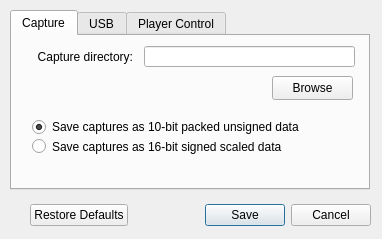
This is Linux-Application/DomesdayDuplicator/configurationdialog.ui in simoninns/DomesdayDuplicator-gui-app as Qt 5 draws it before an edit. The edited form follows.
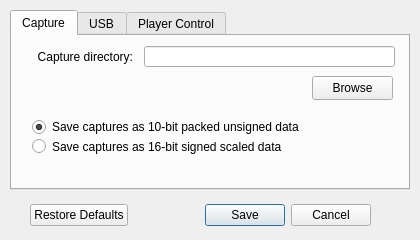
This is the edited form.

The edit to the form file:
```diff
--- a/Linux-Application/DomesdayDuplicator/configurationdialog.ui
+++ b/Linux-Application/DomesdayDuplicator/configurationdialog.ui
@@ -6,10 +6,16 @@
    <rect>
     <x>0</x>
     <y>0</y>
-    <width>382</width>
-    <height>239</height>
+    <width>420</width>
+    <height>240</height>
    </rect>
   </property>
+  <property name="minimumSize">
+   <size>
+    <width>420</width>
+    <height>240</height>
+   </size>
+  </property>
   <property name="windowTitle">
    <string>Preferences</string>
   </property>
@@ -34,13 +40,13 @@
     <rect>
      <x>10</x>
      <y>10</y>
-     <width>360</width>
+     <width>400</width>
      <height>180</height>
     </rect>
    </property>
    <property name="minimumSize">
     <size>
-     <width>360</width>
+     <width>400</width>
      <height>180</height>
     </size>
    </property>
@@ -78,7 +84,7 @@
       <rect>
        <x>132</x>
        <y>10</y>
-       <width>211</width>
+       <width>251</width>
        <height>21</height>
       </rect>
      </property>
@@ -86,7 +92,7 @@
     <widget class="QPushButton" name="captureDirectoryPushButton">
      <property name="geometry">
       <rect>
-       <x>260</x>
+       <x>300</x>
        <y>40</y>
        <width>81</width>
        <height>24</height>
@@ -101,7 +107,7 @@
       <rect>
        <x>20</x>
        <y>100</y>
-       <width>271</width>
+       <width>361</width>
        <height>21</height>
       </rect>
      </property>
@@ -114,7 +120,7 @@
       <rect>
        <x>20</x>
        <y>80</y>
-       <width>291</width>
+       <width>361</width>
        <height>22</height>
       </rect>
      </property>
```
Left out of the diff: 24 changed lines with no effect on the pictures.
